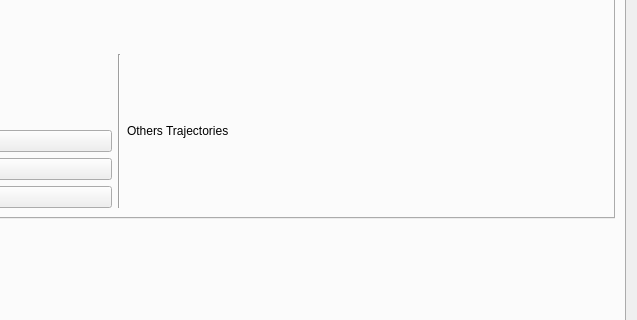
Old version of the form components/inversekinematicsTesterComp/src/guiDlg.ui in the repository robocomp/robocomp-shelly; both pictures show x 399 to 1036 and y 506 to 826 of the 1036 by 1106 pixel window.
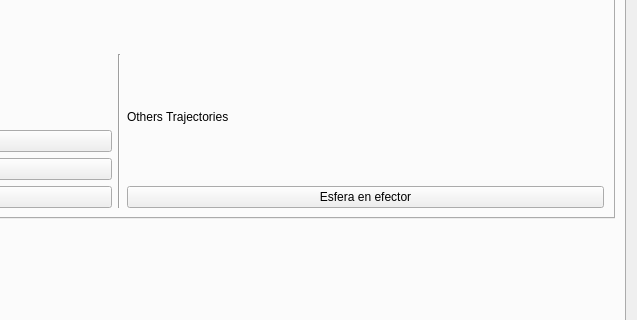
New version of the form. The open tabs and pages were chosen to show the change.

Commit message: Añadido en el tester nueva trayectoria: esfera alrededor del efector final. Añadido en el iKComp lectura de ficheros.

```diff
--- a/components/inversekinematicsTesterComp/src/guiDlg.ui
+++ b/components/inversekinematicsTesterComp/src/guiDlg.ui
@@ -645,6 +645,13 @@
                      </property>
                     </widget>
                    </item>
+                   <item>
+                    <widget class="QPushButton" name="matlab">
+                     <property name="text">
+                      <string>Esfera en efector</string>
+                     </property>
+                    </widget>
+                   </item>
                   </layout>
                  </item>
                 </layout>
```
Left out of the diff: 2 changed lines with no effect on the pictures. The commit also changes 5 other files.
